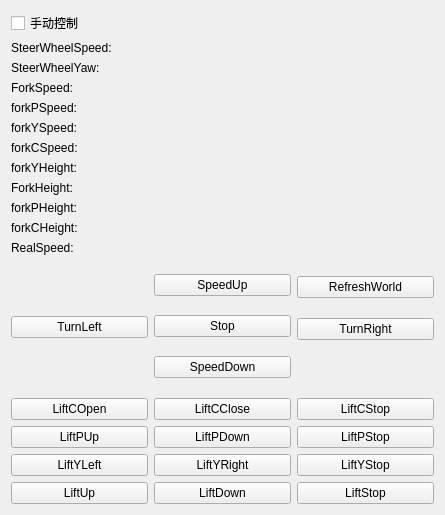
Y47777777/webots_sim_test, file base/keyboardform/keyboardform.ui: the form before one commit.
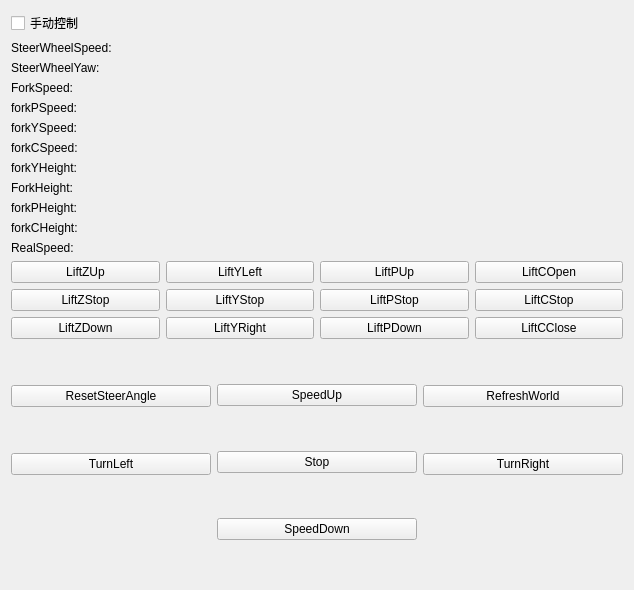
The form after the commit.

Commit message: 1. rearrange layout 2. add steer angle reset

The edit to the form file:
```diff
--- a/base/keyboardform/keyboardform.ui
+++ b/base/keyboardform/keyboardform.ui
@@ -6,8 +6,8 @@
    <rect>
     <x>0</x>
     <y>0</y>
-    <width>445</width>
-    <height>515</height>
+    <width>634</width>
+    <height>590</height>
    </rect>
   </property>
   <property name="windowTitle">
@@ -193,14 +193,150 @@
    </item>
    <item>
     <layout class="QVBoxLayout" name="verticalLayout_6">
+     <item>
+      <layout class="QHBoxLayout" name="ForkButtonLayout">
+       <item>
+        <layout class="QVBoxLayout" name="ForkZ">
+         <item>
+          <widget class="QPushButton" name="pushButton_liftUp">
+           <property name="text">
+            <string>LiftZUp</string>
+           </property>
+          </widget>
+         </item>
+         <item>
+          <widget class="QPushButton" name="pushButton_liftStop">
+           <property name="text">
+            <string>LiftZStop</string>
+           </property>
+          </widget>
+         </item>
+         <item>
+          <widget class="QPushButton" name="pushButton_liftDown">
+           <property name="text">
+            <string>LiftZDown</string>
+           </property>
+          </widget>
+         </item>
+        </layout>
+       </item>
+       <item>
+        <layout class="QVBoxLayout" name="ForkY">
+         <item>
+          <widget class="QPushButton" name="pushButton_liftYLeft">
+           <property name="text">
+            <string>LiftYLeft</string>
+           </property>
+          </widget>
+         </item>
+         <item>
+          <widget class="QPushButton" name="pushButton_liftYStop">
+           <property name="text">
+            <string>LiftYStop</string>
+           </property>
+          </widget>
+         </item>
+         <item>
+          <widget class="QPushButton" name="pushButton_liftYRight">
+           <property name="text">
+            <string>LiftYRight</string>
+           </property>
+          </widget>
+         </item>
+        </layout>
+       </item>
+       <item>
+        <layout class="QVBoxLayout" name="ForkP">
+         <item>
+          <widget class="QPushButton" name="pushButton_liftPUp">
+           <property name="text">
+            <string>LiftPUp</string>
+           </property>
+          </widget>
+         </item>
+         <item>
+          <widget class="QPushButton" name="pushButton_liftPStop">
+           <property name="text">
+            <string>LiftPStop</string>
+           </property>
+          </widget>
+         </item>
+         <item>
+          <widget class="QPushButton" name="pushButton_liftPDown">
+           <property name="text">
+            <string>LiftPDown</string>
+           </property>
+          </widget>
+         </item>
+        </layout>
+       </item>
+       <item>
+        <layout class="QVBoxLayout" name="ForkC">
+         <item>
+          <widget class="QPushButton" name="pushButton_liftCOpen">
+           <property name="text">
+            <string>LiftCOpen</string>
+           </property>
+          </widget>
+         </item>
+         <item>
+          <widget class="QPushButton" name="pushButton_liftCStop">
+           <property name="text">
+            <string>LiftCStop</string>
+           </property>
+          </widget>
+         </item>
+         <item>
+          <widget class="QPushButton" name="pushButton_liftCClose">
+           <property name="text">
+            <string>LiftCClose</string>
+           </property>
+          </widget>
+         </item>
+        </layout>
+       </item>
+      </layout>
+     </item>
      <item>
       <layout class="QHBoxLayout" name="horizontalLayout">
        <item>
         <layout class="QVBoxLayout" name="verticalLayout">
          <item>
-          <spacer name="verticalSpacer_2">
+          <spacer name="verticalSpacer_3">
            <property name="orientation">
             <enum>Qt::Vertical</enum>
+           </property>
+           <property name="sizeType">
+            <enum>QSizePolicy::Preferred</enum>
+           </property>
+           <property name="sizeHint" stdset="0">
+            <size>
+             <width>20</width>
+             <height>40</height>
+            </size>
+           </property>
+          </spacer>
+         </item>
+         <item>
+          <widget class="QPushButton" name="pushButton_reset_steer">
+           <property name="sizePolicy">
+            <sizepolicy hsizetype="Minimum" vsizetype="Fixed">
+             <horstretch>0</horstretch>
+             <verstretch>0</verstretch>
+            </sizepolicy>
+           </property>
+           <property name="text">
+            <string>ResetSteerAngle</string>
+           </property>
+          </widget>
+         </item>
+         <item>
+          <spacer name="verticalSpacer">
+           <property name="orientation">
+            <enum>Qt::Vertical</enum>
+           </property>
+           <property name="sizeType">
+            <enum>QSizePolicy::Preferred</enum>
            </property>
            <property name="sizeHint" stdset="0">
             <size>
@@ -212,20 +348,29 @@
          </item>
          <item>
           <widget class="QPushButton" name="pushButton_turnLeft">
+           <property name="sizePolicy">
+            <sizepolicy hsizetype="Minimum" vsizetype="Fixed">
+             <horstretch>0</horstretch>
+             <verstretch>0</verstretch>
+            </sizepolicy>
+           </property>
            <property name="text">
             <string>TurnLeft</string>
            </property>
           </widget>
          </item>
          <item>
-          <spacer name="verticalSpacer">
+          <spacer name="verticalSpacer_2">
            <property name="orientation">
             <enum>Qt::Vertical</enum>
            </property>
+           <property name="sizeType">
+            <enum>QSizePolicy::Expanding</enum>
+           </property>
            <property name="sizeHint" stdset="0">
             <size>
              <width>20</width>
-             <height>40</height>
+             <height>95</height>
             </size>
            </property>
           </spacer>
@@ -234,33 +379,115 @@
        </item>
        <item>
         <layout class="QVBoxLayout" name="verticalLayout_2">
+         <item>
+          <spacer name="verticalSpacer_7">
+           <property name="orientation">
+            <enum>Qt::Vertical</enum>
+           </property>
+           <property name="sizeType">
+            <enum>QSizePolicy::Preferred</enum>
+           </property>
+           <property name="sizeHint" stdset="0">
+            <size>
+             <width>20</width>
+             <height>40</height>
+            </size>
+           </property>
+          </spacer>
+         </item>
          <item>
           <widget class="QPushButton" name="pushButton_speedUp">
+           <property name="sizePolicy">
+            <sizepolicy hsizetype="Minimum" vsizetype="Fixed">
+             <horstretch>0</horstretch>
+             <verstretch>0</verstretch>
+            </sizepolicy>
+           </property>
            <property name="text">
             <string>SpeedUp</string>
            </property>
           </widget>
          </item>
+         <item>
+          <spacer name="verticalSpacer_4">
+           <property name="orientation">
+            <enum>Qt::Vertical</enum>
+           </property>
+           <property name="sizeType">
+            <enum>QSizePolicy::Preferred</enum>
+           </property>
+           <property name="sizeHint" stdset="0">
+            <size>
+             <width>20</width>
+             <height>40</height>
+            </size>
+           </property>
+          </spacer>
+         </item>
          <item>
           <widget class="QPushButton" name="pushButton_stop">
+           <property name="sizePolicy">
+            <sizepolicy hsizetype="Minimum" vsizetype="Fixed">
+             <horstretch>0</horstretch>
+             <verstretch>0</verstretch>
+            </sizepolicy>
+           </property>
            <property name="text">
             <string>Stop</string>
            </property>
           </widget>
          </item>
+         <item>
+          <spacer name="verticalSpacer_5">
+           <property name="orientation">
+            <enum>Qt::Vertical</enum>
+           </property>
+           <property name="sizeType">
+            <enum>QSizePolicy::Preferred</enum>
+           </property>
+           <property name="sizeHint" stdset="0">
+            <size>
+             <width>20</width>
+             <height>40</height>
+            </size>
+           </property>
+          </spacer>
+         </item>
          <item>
           <widget class="QPushButton" name="pushButton_speedDown">
+           <property name="sizePolicy">
+            <sizepolicy hsizetype="Minimum" vsizetype="Fixed">
+             <horstretch>0</horstretch>
+             <verstretch>0</verstretch>
+            </sizepolicy>
+           </property>
            <property name="text">
             <string>SpeedDown</string>
            </property>
           </widget>
          </item>
+         <item>
+          <spacer name="verticalSpacer_6">
+           <property name="orientation">
+            <enum>Qt::Vertical</enum>
+           </property>
+           <property name="sizeType">
+            <enum>QSizePolicy::Expanding</enum>
+           </property>
+           <property name="sizeHint" stdset="0">
+            <size>
+             <width>20</width>
+             <height>40</height>
+            </size>
+           </property>
+          </spacer>
+         </item>
         </layout>
        </item>
        <item>
         <layout class="QVBoxLayout" name="verticalLayout_3">
          <item>
-          <spacer name="verticalSpacer_5">
+          <spacer name="verticalSpacer_8">
            <property name="orientation">
             <enum>Qt::Vertical</enum>
            </property>
@@ -270,20 +497,26 @@
            <property name="sizeHint" stdset="0">
             <size>
              <width>20</width>
-             <height>15</height>
+             <height>40</height>
             </size>
            </property>
           </spacer>
          </item>
          <item>
           <widget class="QPushButton" name="pushButton_refresh">
+           <property name="sizePolicy">
+            <sizepolicy hsizetype="Minimum" vsizetype="Fixed">
+             <horstretch>0</horstretch>
+             <verstretch>0</verstretch>
+            </sizepolicy>
+           </property>
            <property name="text">
             <string>RefreshWorld</string>
            </property>
           </widget>
          </item>
          <item>
-          <spacer name="verticalSpacer_4">
+          <spacer name="verticalSpacer_9">
            <property name="orientation">
             <enum>Qt::Vertical</enum>
            </property>
@@ -293,27 +526,36 @@
            <property name="sizeHint" stdset="0">
             <size>
              <width>20</width>
-             <height>14</height>
+             <height>40</height>
             </size>
            </property>
           </spacer>
          </item>
          <item>
           <widget class="QPushButton" name="pushButton_turnRight">
+           <property name="sizePolicy">
+            <sizepolicy hsizetype="Minimum" vsizetype="Fixed">
+             <horstretch>0</horstretch>
+             <verstretch>0</verstretch>
+            </sizepolicy>
+           </property>
            <property name="text">
             <string>TurnRight</string>
            </property>
           </widget>
          </item>
          <item>
-          <spacer name="verticalSpacer_3">
+          <spacer name="verticalSpacer_10">
            <property name="orientation">
             <enum>Qt::Vertical</enum>
            </property>
+           <property name="sizeType">
+            <enum>QSizePolicy::Expanding</enum>
+           </property>
            <property name="sizeHint" stdset="0">
             <size>
-             <width>15</width>
-             <height>40</height>
+             <width>20</width>
+             <height>95</height>
             </size>
            </property>
           </spacer>
@@ -322,106 +564,6 @@
        </item>
       </layout>
      </item>
-     <item>
-      <layout class="QHBoxLayout" name="horizontalLayout_4">
-       <item>
-        <widget class="QPushButton" name="pushButton_liftCOpen">
-         <property name="text">
-          <string>LiftCOpen</string>
-         </property>
-        </widget>
-       </item>
-       <item>
-        <widget class="QPushButton" name="pushButton_liftCClose">
-         <property name="text">
-          <string>LiftCClose</string>
-         </property>
-        </widget>
-       </item>
-       <item>
-        <widget class="QPushButton" name="pushButton_liftCStop">
-         <property name="text">
-          <string>LiftCStop</string>
-         </property>
-        </widget>
-       </item>
-      </layout>
-     </item>
-     <item>
-      <layout class="QHBoxLayout" name="horizontalLayout_7">
-       <item>
-        <widget class="QPushButton" name="pushButton_liftPUp">
-         <property name="text">
-          <string>LiftPUp</string>
-         </property>
-        </widget>
-       </item>
-       <item>
-        <widget class="QPushButton" name="pushButton_liftPDown">
-         <property name="text">
-          <string>LiftPDown</string>
-         </property>
-        </widget>
-       </item>
-       <item>
-        <widget class="QPushButton" name="pushButton_liftPStop">
-         <property name="text">
-          <string>LiftPStop</string>
-         </property>
-        </widget>
-       </item>
-      </layout>
-     </item>
-     <item>
-      <layout class="QHBoxLayout" name="horizontalLayout_6">
-       <item>
-        <widget class="QPushButton" name="pushButton_liftYLeft">
-         <property name="text">
-          <string>LiftYLeft</string>
-         </property>
-        </widget>
-       </item>
-       <item>
-        <widget class="QPushButton" name="pushButton_liftYRight">
-         <property name="text">
-          <string>LiftYRight</string>
-         </property>
-        </widget>
-       </item>
-       <item>
-        <widget class="QPushButton" name="pushButton_liftYStop">
-         <property name="text">
-          <string>LiftYStop</string>
-         </property>
-        </widget>
-       </item>
-      </layout>
-     </item>
-     <item>
-      <layout class="QHBoxLayout" name="horizontalLayout_3">
-       <item>
-        <widget class="QPushButton" name="pushButton_liftUp">
-         <property name="text">
-          <string>LiftUp</string>
-         </property>
-        </widget>
-       </item>
-       <item>
-        <widget class="QPushButton" name="pushButton_liftDown">
-         <property name="text">
-          <string>LiftDown</string>
-         </property>
-        </widget>
-       </item>
-       <item>
-        <widget class="QPushButton" name="pushButton_liftStop">
-         <property name="text">
-          <string>LiftStop</string>
-         </property>
-        </widget>
-       </item>
-      </layout>
-     </item>
     </layout>
    </item>
   </layout>
```
The commit also changes 2 other files.
